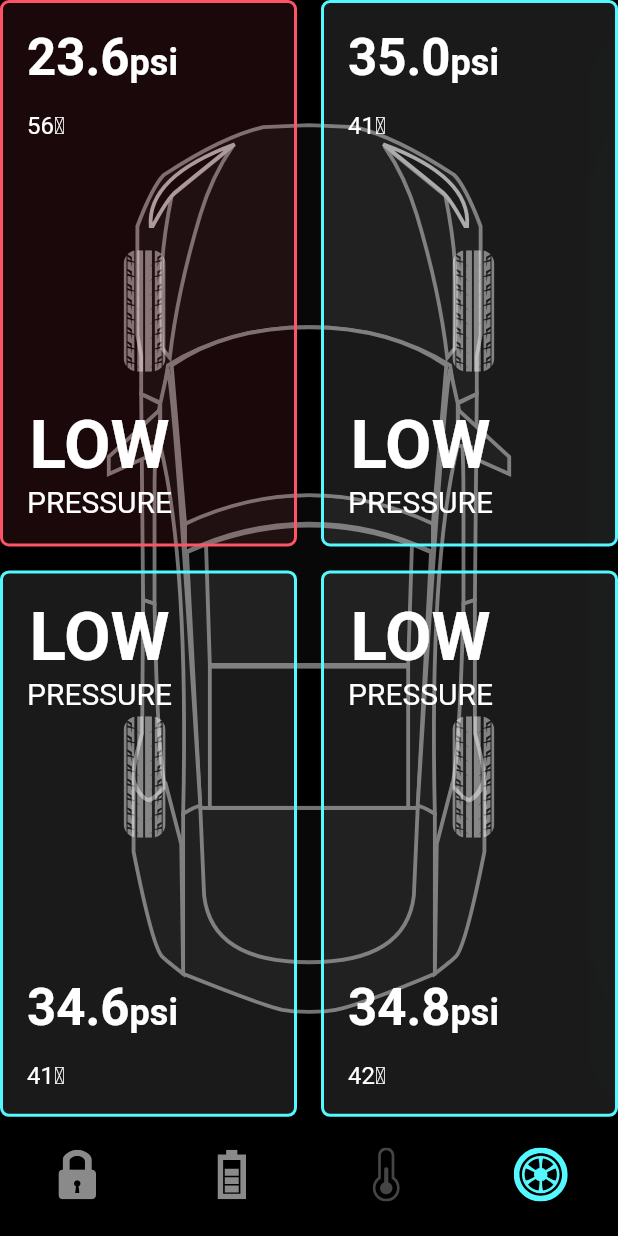
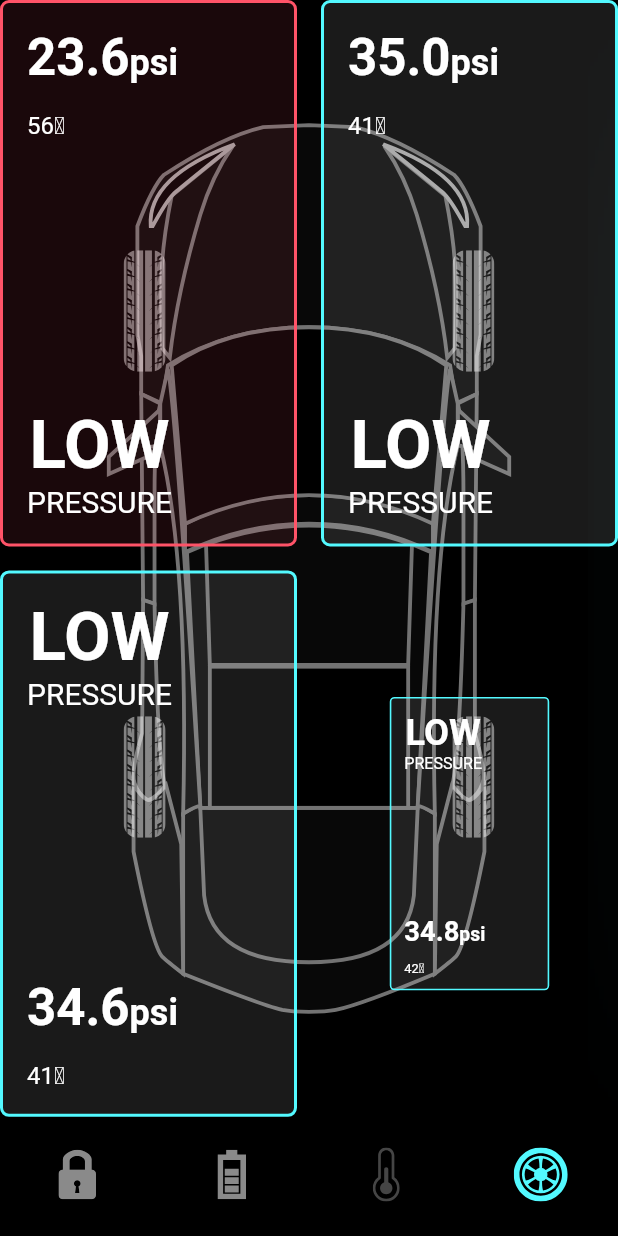
Before and after one commit to mamorucom/flutter_practice_animated_tesla_car, a Flutter app: the screen it shows after launch, item 4 of the bottom bar chosen, on a phone screen of 412 x 824 dp. Run offline on Flutter 3.47's test engine with Material 2 defaults, Android fonts, the light colour scheme and no system bars; our stand-ins replace flutter_svg.

Commit message:
episode 4実装完了！

```diff
--- a/lib/screens/home_screen.dart
+++ b/lib/screens/home_screen.dart
@@ -10,15 +10,6 @@ import 'package:practice_animated_tesla_car/screens/components/temp_details.dart
 import 'package:practice_animated_tesla_car/screens/components/tesla_bottom_navigationbar.dart';
 import 'package:practice_animated_tesla_car/screens/components/tyre_psi_card.dart';
 import 'package:practice_animated_tesla_car/screens/components/tyres.dart';
-// import 'package:practice_animated_tesla_car/models/TyrePsi.dart';
-
-// import 'components/battery_status.dart';
-// import 'components/door_lock.dart';
-// import 'components/temp_details.dart';
-// import 'components/tesla_bottom_navigationbar.dart';
-// import 'components/tmp_btn.dart';
-// import 'components/tyre_psi_card.dart';
-// import 'components/tyres.dart';
 
 class HomeScreen extends StatefulWidget {
   const HomeScreen({Key? key}) : super(key: key);
@@ -104,10 +95,38 @@ class _HomeScreenState extends State<HomeScreen> with TickerProviderStateMixin {
     );
   }
 
+  ///
+  ///
+  ///
+  void setupTyreAnimation() {
+    _tyreAnimationController = AnimationController(
+        vsync: this, duration: Duration(milliseconds: 1200));
+
+    /// tyreStatusControllerのFuture.Delayedの処理より、
+    /// 400ms遅れるのでそれに合わせる
+    /// 120 * 0.34 = 408
+    _animationTyre1Psi = CurvedAnimation(
+        parent: _tyreAnimationController, curve: Interval(0.34, 0.5));
+    _animationTyre2Psi = CurvedAnimation(
+        parent: _tyreAnimationController, curve: Interval(0.5, 0.66));
+    _animationTyre3Psi = CurvedAnimation(
+        parent: _tyreAnimationController, curve: Interval(0.66, 0.82));
+    _animationTyre4Psi = CurvedAnimation(
+        parent: _tyreAnimationController, curve: Interval(0.82, 1));
+    _tyreAnimations = [
+      _animationTyre1Psi,
+      _animationTyre2Psi,
+      _animationTyre3Psi,
+      _animationTyre4Psi,
+    ];
+  }
+
   @override
   void initState() {
     setupBatteryAnimation();
     setupTempAnimation();
+    setupTyreAnimation();
+
     super.initState();
   }
 
@@ -115,6 +134,7 @@ class _HomeScreenState extends State<HomeScreen> with TickerProviderStateMixin {
   void dispose() {
     _batteryAnimationController.dispose();
     _tempAnimationController.dispose();
+    _tyreAnimationController.dispose();
     super.dispose();
   }
 
@@ -126,6 +146,7 @@ class _HomeScreenState extends State<HomeScreen> with TickerProviderStateMixin {
       animation: Listenable.merge([
         _controller,
         _batteryAnimationController,
+        _tempAnimationController,
         _tempAnimationController,
       ]),
       builder: (context, _) {
@@ -145,10 +166,10 @@ class _HomeScreenState extends State<HomeScreen> with TickerProviderStateMixin {
               else if (_controller.selectedBottomTab == 2 && index != 2)
                 _tempAnimationController.reverse(from: 0.4);
 
-              // if (index == 3)
-              //   _tyreAnimationController.forward();
-              // else if (_controller.selectedBottomTab == 3 && index != 3)
-              //   _tyreAnimationController.reverse();
+              if (index == 3)
+                _tyreAnimationController.forward();
+              else if (_controller.selectedBottomTab == 3 && index != 3)
+                _tyreAnimationController.reverse();
 
               _controller.showTyreController(index);
               _controller.tyreStatusController(index);
@@ -213,8 +234,8 @@ class _HomeScreenState extends State<HomeScreen> with TickerProviderStateMixin {
                   AnimatedPositioned(
                     duration: defaultDuration,
                     top: _controller.selectedBottomTab == 0
-                        ? constraints.maxWidth * 0.13
-                        : constraints.maxWidth / 2,
+                        ? constraints.maxHeight * 0.13
+                        : constraints.maxHeight / 2,
                     child: AnimatedOpacity(
                       duration: defaultDuration,
                       opacity: _controller.selectedBottomTab == 0 ? 1 : 0,
@@ -227,8 +248,8 @@ class _HomeScreenState extends State<HomeScreen> with TickerProviderStateMixin {
                   AnimatedPositioned(
                     duration: defaultDuration,
                     bottom: _controller.selectedBottomTab == 0
-                        ? constraints.maxWidth * 0.17
-                        : constraints.maxWidth / 2,
+                        ? constraints.maxHeight * 0.17
+                        : constraints.maxHeight / 2,
                     child: AnimatedOpacity(
                       duration: defaultDuration,
                       opacity: _controller.selectedBottomTab == 0 ? 1 : 0,
@@ -242,7 +263,7 @@ class _HomeScreenState extends State<HomeScreen> with TickerProviderStateMixin {
                   Opacity(
                     opacity: _animationBattery.value,
                     child: SvgPicture.asset("assets/icons/Battery.svg",
-                        width: constraints.maxWidth * 0.4),
+                        width: constraints.maxWidth * 0.45),
                   ),
 
                   Positioned(
@@ -286,6 +307,7 @@ class _HomeScreenState extends State<HomeScreen> with TickerProviderStateMixin {
 
                   // Tyre
                   if (_controller.isShowTyre) ...tyres(constraints),
+                  if (_controller.isShowTyreStatus)
                     // 空気圧表示グリッド
                     GridView.builder(
                       itemCount: 4,
@@ -297,9 +319,12 @@ class _HomeScreenState extends State<HomeScreen> with TickerProviderStateMixin {
                         childAspectRatio:
                             constraints.maxWidth / constraints.maxHeight,
                       ),
-                    itemBuilder: (context, index) => TyrePsiCard(
+                      itemBuilder: (context, index) => ScaleTransition(
+                        scale: _tyreAnimations[index],
+                        child: TyrePsiCard(
                           isBottomTwoTyre: index > 1,
                           tyrePsi: demoPsiList[index],
+                        ),
                       ),
                     ),
                 ],
```
Lines whose indentation alone changed are shown as unchanged.
